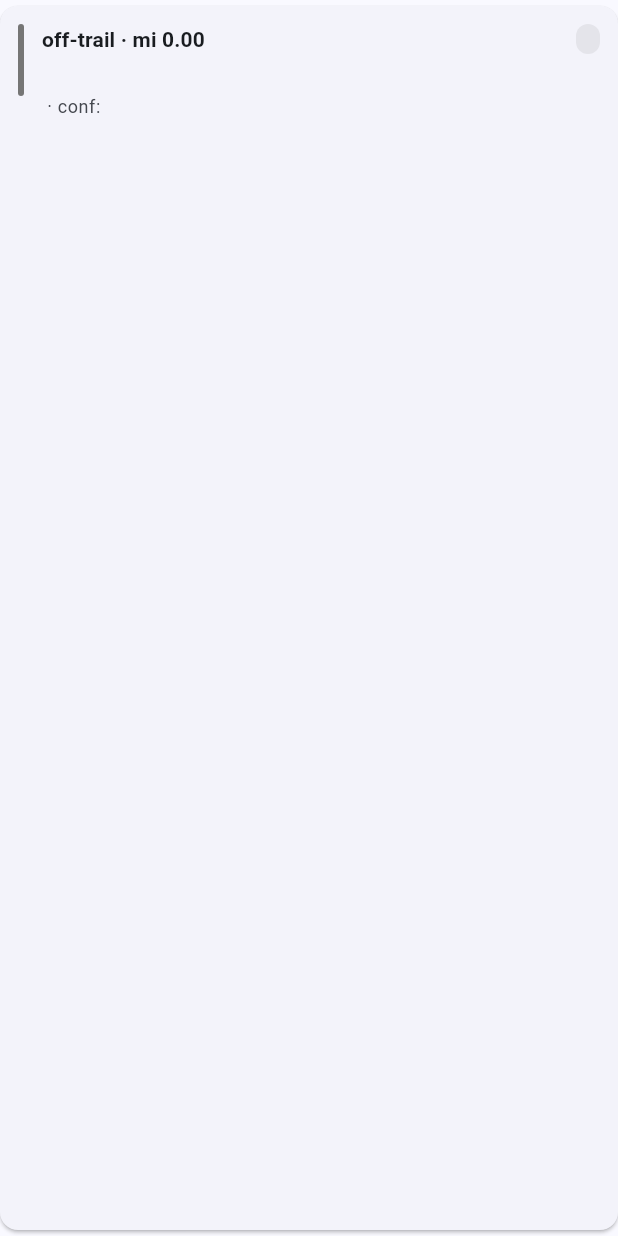
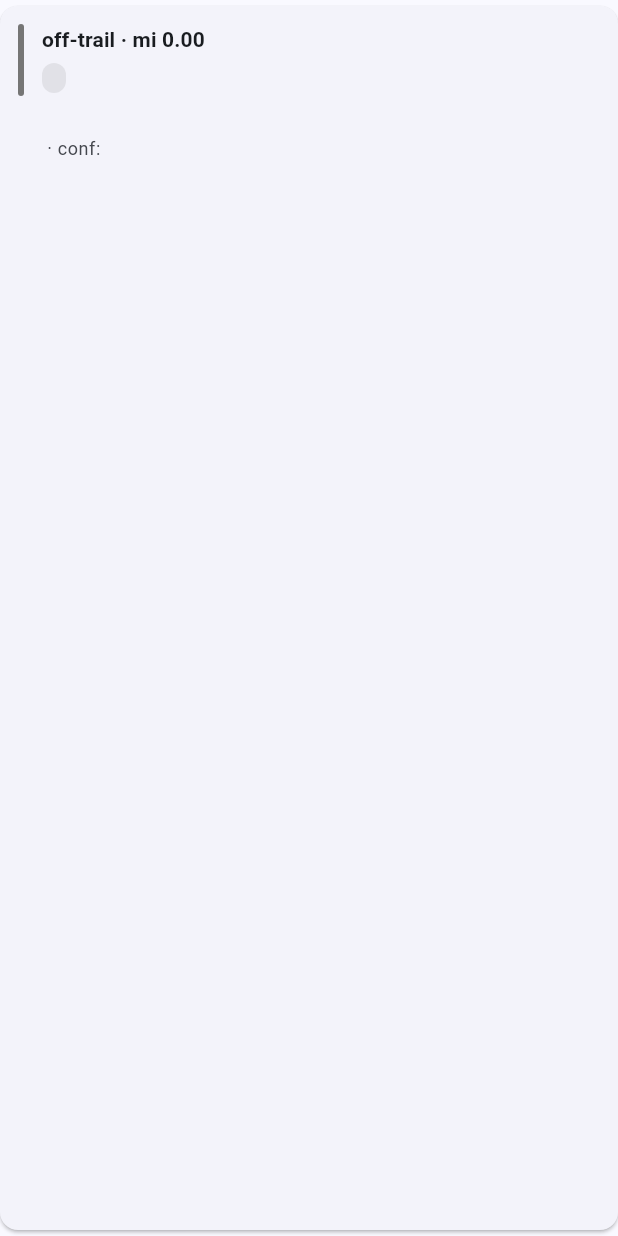
Before and after one commit to jsantiago20-cyb/us-trail-water-analysis, a Flutter app: the _FeatureTile widget shown alone on an empty page, opened directly with empty values, on a phone screen of 412 x 824 dp. Run offline on Flutter 3.47's test engine with Material 3 defaults, Android fonts, the phone set to English and light mode, and no system bars; our stand-ins replace file_picker, share_plus.

Commit message:
Relabel water types: Reliable/Unreliable/Recent Rain-Snowmelt + colors
Hiker-facing labels replace the NHD jargon everywhere (tiles, headline, shared
report): perennial→Reliable (blue), intermittent→Unreliable (yellow),
ephemeral→Recent Rain/Snowmelt (red). Type chip moved to its own line so the
longer label fits; yellow uses a darkened text tone for legibility.

Co-Authored-By: Claude Opus 4.8 (1M context) <noreply@anthropic.com>
Claude-Session: https://claude.ai/code/session_01BeRAmPUo4ypmaJpUkVRtc3

```diff
--- a/lib/analysis/models.dart
+++ b/lib/analysis/models.dart
@@ -1,3 +1,19 @@
+/// Hiker-facing label for an NHD permanence class:
+/// perennial → Reliable, intermittent → Unreliable, ephemeral →
+/// Recent Rain/Snowmelt. Other classes pass through unchanged.
+String permLabel(String perm) {
+  switch (perm) {
+    case 'perennial':
+      return 'Reliable';
+    case 'intermittent':
+      return 'Unreliable';
+    case 'ephemeral':
+      return 'Recent Rain/Snowmelt';
+    default:
+      return perm;
+  }
+}
+
 /// A clustered water source along the route.
 class Feature {
   double mileLo;
--- a/lib/analysis/report.dart
+++ b/lib/analysis/report.dart
@@ -24,7 +24,7 @@ String renderMarkdown(AnalysisResult r) {
   for (final f in r.features) {
     final trail = f.trail ?? 'off-trail';
     final stream = f.name ?? '';
-    out.add('| $trail | ${f.mileRange} | ${f.label} | ${f.perm} | '
+    out.add('| $trail | ${f.mileRange} | ${f.label} | ${permLabel(f.perm)} | '
         '${f.elevFt ?? '?'} | ${f.confidence} | $stream |');
   }
 
--- a/lib/result_page.dart
+++ b/lib/result_page.dart
@@ -230,16 +230,20 @@ class _ResultView extends StatelessWidget {
 
 Color _permColor(String perm) {
   switch (perm) {
-    case 'perennial':
-      return const Color(0xFF1565C0);
-    case 'intermittent':
-      return const Color(0xFF00897B);
-    case 'ephemeral':
-      return const Color(0xFF8D6E63);
+    case 'perennial': // Reliable
+      return const Color(0xFF1565C0); // blue
+    case 'intermittent': // Unreliable
+      return const Color(0xFFF9A825); // yellow
+    case 'ephemeral': // Recent Rain/Snowmelt
+      return const Color(0xFFD32F2F); // red
     default:
       return const Color(0xFF757575);
   }
 }
+
+/// A readable text color for [perm] (the yellow needs darkening on white).
+Color _permTextColor(String perm) =>
+    perm == 'intermittent' ? const Color(0xFFB28704) : _permColor(perm);
 
 class _HeadlineCard extends StatelessWidget {
   final Feature f;
@@ -273,7 +277,7 @@ class _HeadlineCard extends StatelessWidget {
               style: theme.textTheme.bodyLarge,
             ),
             const SizedBox(height: 4),
-            Text('${f.label} (${f.perm})',
+            Text('${f.label} (${permLabel(f.perm)})',
                 style: theme.textTheme.bodyMedium),
           ],
         ),
@@ -310,29 +314,25 @@ class _FeatureTile extends StatelessWidget {
               child: Column(
                 crossAxisAlignment: CrossAxisAlignment.start,
                 children: [
-                  Row(
-                    children: [
-                      Expanded(
-                        child: Text(
+                  Text(
                     '${f.trail ?? 'off-trail'} · mi ${f.mileRange}',
                     style: theme.textTheme.titleSmall
                         ?.copyWith(fontWeight: FontWeight.w600),
                   ),
-                      ),
+                  const SizedBox(height: 6),
                   Container(
                     padding: const EdgeInsets.symmetric(
                         horizontal: 8, vertical: 2),
                     decoration: BoxDecoration(
-                          color: color.withValues(alpha: 0.12),
+                      color: color.withValues(alpha: 0.14),
                       borderRadius: BorderRadius.circular(10),
                     ),
-                        child: Text(f.perm,
-                            style: theme.textTheme.labelSmall
-                                ?.copyWith(color: color)),
+                    child: Text(permLabel(f.perm),
+                        style: theme.textTheme.labelSmall?.copyWith(
+                            color: _permTextColor(f.perm),
+                            fontWeight: FontWeight.w600)),
                   ),
-                    ],
-                  ),
-                  const SizedBox(height: 4),
+                  const SizedBox(height: 6),
                   Text(f.label, style: theme.textTheme.bodyMedium),
                   const SizedBox(height: 2),
                   Text(
```
Lines whose indentation alone changed are shown as unchanged.
